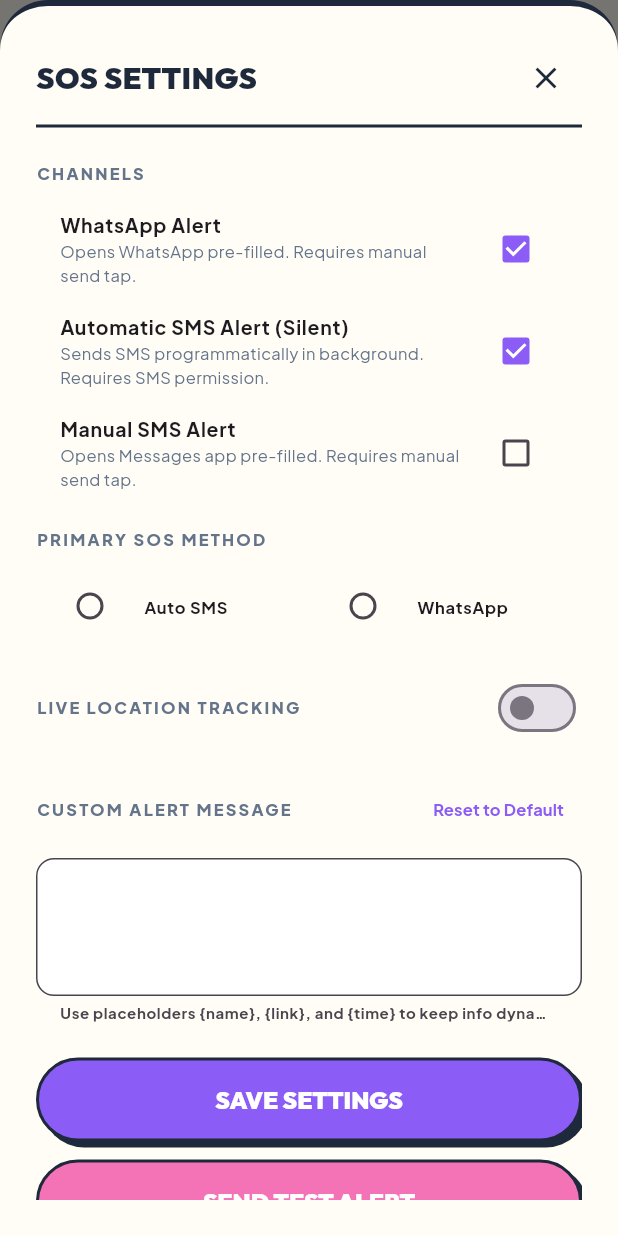
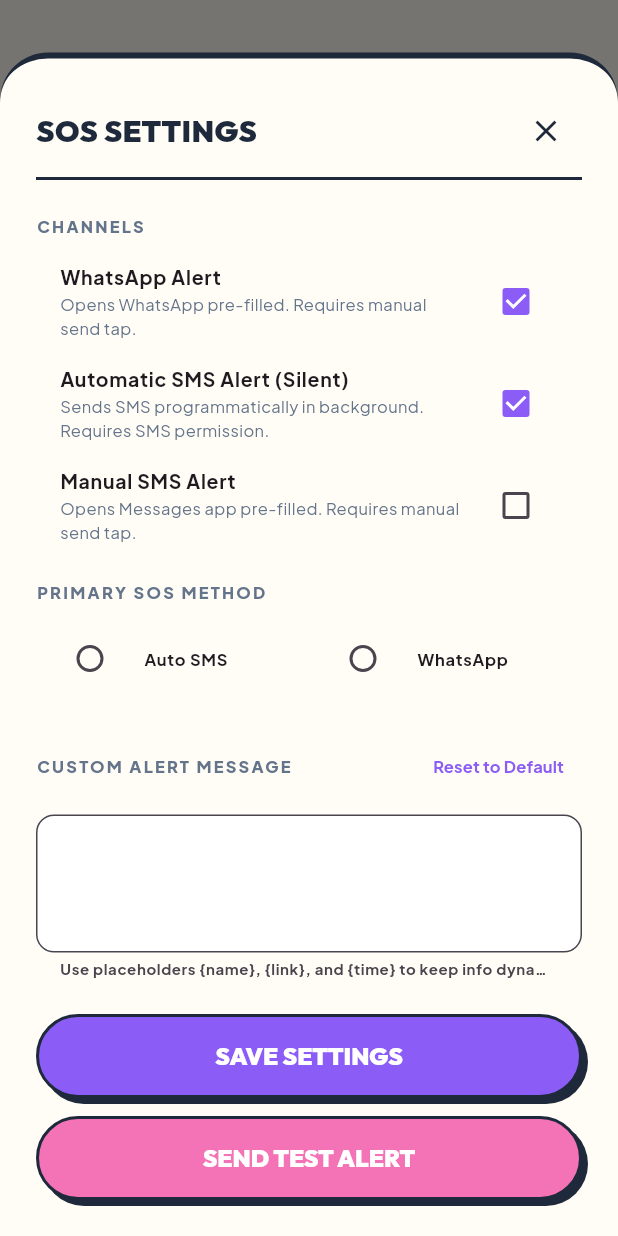
Before and after one commit to Sharvani-G/GigSense, a Flutter app: the SettingsScreen screen opened directly, after a tap on "SOS Settings", on a phone screen of 412 x 824 dp. Run offline on Flutter 3.47's test engine with Material 3 defaults, Android fonts, the phone set to English and light mode, and no system bars; our stand-ins replace cloud_firestore, firebase_auth, firebase_core, fl_chart, flutter_dotenv, flutter_map and 7 more; missing offline and left inert: record; accounts and stored records are empty.

Commit message:
cleanup: remove Firestore live locations write, location sharing loop, countdown timer, and corresponding UI settings

```diff
--- a/app/lib/screens/settings_screen.dart
+++ b/app/lib/screens/settings_screen.dart
@@ -1548,8 +1548,6 @@ class _SOSSettingsBottomSheetContentState extends State<_SOSSettingsBottomSheetC
   bool _manualSmsEnabled = false;
 
   String _primaryChannel = 'whatsapp';
-  bool _liveLocationEnabled = true;
-  int _liveDuration = 30; // 15, 30, 60
   bool _isSaving = false;
 
   @override
@@ -1573,10 +1571,6 @@ class _SOSSettingsBottomSheetContentState extends State<_SOSSettingsBottomSheetC
       if (_primaryChannel == 'sms') _primaryChannel = 'manualSms';
     }
 
-    final locationMode = settings['locationMode'] ?? 'live';
-    _liveLocationEnabled = locationMode == 'live';
-    _liveDuration = settings['liveLocationDurationMinutes'] ?? 30;
-
     final s = StringsProvider.instance;
     final defaultTemplate = s.t('sos_message_template');
     _templateController = TextEditingController(text: settings['messageTemplate'] ?? defaultTemplate);
@@ -1620,8 +1614,6 @@ class _SOSSettingsBottomSheetContentState extends State<_SOSSettingsBottomSheetC
         'manualSms': _manualSmsEnabled,
       },
       'primaryChannel': _primaryChannel,
-      'locationMode': _liveLocationEnabled ? 'live' : 'none',
-      'liveLocationDurationMinutes': _liveDuration,
       'messageTemplate': _templateController.text.trim(),
     };
 
@@ -1650,8 +1642,6 @@ class _SOSSettingsBottomSheetContentState extends State<_SOSSettingsBottomSheetC
         'manualSms': _manualSmsEnabled,
       },
       'primaryChannel': _primaryChannel,
-      'locationMode': _liveLocationEnabled ? 'live' : 'none',
-      'liveLocationDurationMinutes': _liveDuration,
       'messageTemplate': _templateController.text.trim(),
     };
 
@@ -1839,47 +1829,6 @@ class _SOSSettingsBottomSheetContentState extends State<_SOSSettingsBottomSheetC
               ],
             ),
 
-            const SizedBox(height: 16),
-
-            Row(
-              mainAxisAlignment: MainAxisAlignment.spaceBetween,
-              children: [
-                Text(
-                  "LIVE LOCATION TRACKING",
-                  style: GoogleFonts.plusJakartaSans(
-                    fontSize: 11,
-                    fontWeight: FontWeight.w800,
-                    color: PlayfulColors.mutedForeground,
-                    letterSpacing: 1.5,
-                  ),
-                ),
-                Switch(
-                  value: _liveLocationEnabled,
-                  activeColor: PlayfulColors.accent,
-                  onChanged: (val) => setState(() => _liveLocationEnabled = val),
-                ),
-              ],
-            ),
-
-            if (_liveLocationEnabled) ...[
-              const SizedBox(height: 8),
-              Row(
-                mainAxisAlignment: MainAxisAlignment.spaceBetween,
-                children: [
-                  Text("Sharing Duration:", style: GoogleFonts.plusJakartaSans(fontWeight: FontWeight.bold, fontSize: 13)),
-                  DropdownButton<int>(
-                    value: _liveDuration,
-                    items: const [
-                      DropdownMenuItem(value: 15, child: Text("15 Minutes")),
-                      DropdownMenuItem(value: 30, child: Text("30 Minutes")),
-                      DropdownMenuItem(value: 60, child: Text("60 Minutes")),
-                    ],
-                    onChanged: (val) => setState(() => _liveDuration = val!),
-                  ),
-                ],
-              ),
-            ],
-
             const SizedBox(height: 20),
 
             Row(
```
Also changed, not shown: app/lib/screens/sos_active_screen.dart (+46 -109 lines).
